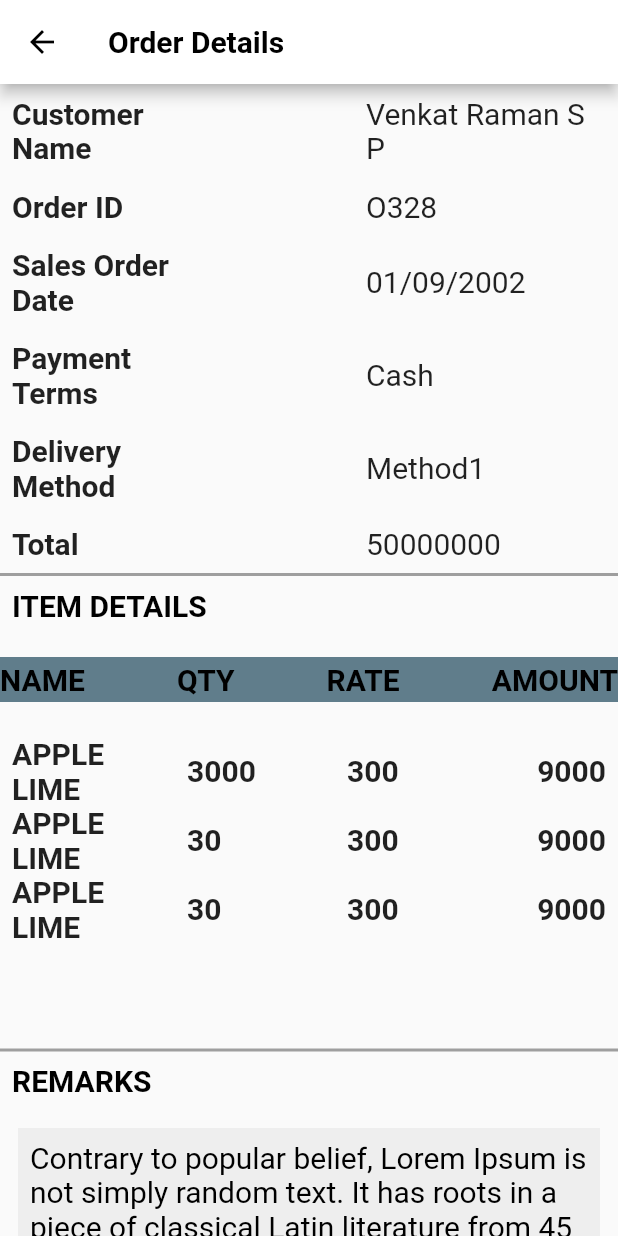
After one commit to venkatsp17/salesapp, a Flutter app: the Orders screen opened directly, after a tap on "Delivery", after a tap on "Customer Name:", on a phone screen of 412 x 824 dp. The commit adds this screen. Run offline on Flutter 3.47's test engine with Material 2 defaults, Android fonts, the phone set to English and light mode, and no system bars; our stand-ins replace csc_picker, dropdown_search, expandable.

Commit message:
COMMIT - 7

```diff
--- /dev/null
+++ b/lib/FRONTEND/Customers/Customer_Details.dart
@@ -0,0 +1,29 @@
+import 'package:flutter/material.dart';
+
+class Customerdetails extends StatefulWidget {
+  const Customerdetails({Key? key}) : super(key: key);
+
+  @override
+  State<Customerdetails> createState() => _CustomerdetailsState();
+}
+
+class _CustomerdetailsState extends State<Customerdetails> {
+  @override
+  Widget build(BuildContext context) {
+    return Scaffold(
+      appBar: AppBar(
+        iconTheme: const IconThemeData(color: Colors.black),
+        backgroundColor: Colors.white,
+        centerTitle: false,
+        title: const Text(
+          "Customer Details",
+          style: TextStyle(
+              fontWeight: FontWeight.bold, fontSize: 20, color: Colors.black),
+        ),
+      ),
+      body: Container(
+
+      ),
+    );
+  }
+}
--- /dev/null
+++ b/lib/FRONTEND/Orders/Order_Details.dart
@@ -0,0 +1,245 @@
+import 'package:flutter/material.dart';
+
+class Orderdetails extends StatefulWidget {
+  final data;
+  const Orderdetails({Key? key, this.data}) : super(key: key);
+
+  @override
+  State<Orderdetails> createState() => _OrderdetailsState();
+}
+
+class _OrderdetailsState extends State<Orderdetails> {
+
+  List data4 = [
+    {
+      "name":"APPLE LIME",
+      "qty":"3000",
+      "rate":"300",
+      "amt":"9000"
+    },
+    {
+      "name":"APPLE LIME",
+      "qty":"30",
+      "rate":"300",
+      "amt":"9000"
+    },
+    {
+      "name":"APPLE LIME",
+      "qty":"30",
+      "rate":"300",
+      "amt":"9000"
+    },
+  ];
+
+
+  @override
+  Widget build(BuildContext context) {
+    return Scaffold(
+      appBar: AppBar(
+        iconTheme: const IconThemeData(color: Colors.black),
+        backgroundColor: Colors.white,
+        centerTitle: false,
+        title: const Text(
+          "Order Details",
+          style: TextStyle(
+              fontWeight: FontWeight.bold, fontSize: 20, color: Colors.black),
+        ),
+      ),
+      body: SingleChildScrollView(
+        child: Container(
+          child: Column(
+            crossAxisAlignment: CrossAxisAlignment.start,
+            children: [
+              view("Customer Name", widget.data["customername"]),
+              view("Order ID", widget.data["orderid"]),
+              view("Sales Order Date", widget.data["date"]),
+              view("Payment Terms", widget.data["payment"]),
+              view("Delivery Method", widget.data["delivery"]),
+              view("Total", widget.data["total"]),
+              Container(
+                color: Colors.grey,
+                width: double.infinity,
+                height: 2,
+              ),
+              const Padding(
+                padding: EdgeInsets.all(8.0),
+                child: Text(
+                  "ITEM DETAILS",
+                  style: TextStyle(
+                      fontWeight: FontWeight.bold,
+                      fontSize: 20,
+                      color: Colors.black),
+                ),
+              ),
+              Padding(
+                padding: const EdgeInsets.only(top: 15.0, bottom: 15.0),
+                child: Container(
+                  color: Colors.blueGrey,
+                  width: double.infinity,
+                  height: 30,
+                  child: Row(
+                    mainAxisAlignment: MainAxisAlignment.spaceBetween,
+                    children: const [
+                      Text(
+                        "NAME",
+                        style: TextStyle(
+                            fontWeight: FontWeight.bold,
+                            fontSize: 20,
+                            color: Colors.black),
+                      ),
+                      Text(
+                        "QTY",
+                        style: TextStyle(
+                            fontWeight: FontWeight.bold,
+                            fontSize: 20,
+                            color: Colors.black),
+                      ),
+                      Text(
+                        "RATE",
+                        style: TextStyle(
+                            fontWeight: FontWeight.bold,
+                            fontSize: 20,
+                            color: Colors.black),
+                      ),
+                      Text(
+                        "AMOUNT",
+                        style: TextStyle(
+                            fontWeight: FontWeight.bold,
+                            fontSize: 20,
+                            color: Colors.black),
+                      ),
+                    ],
+                  ),
+                ),
+              ),
+              Padding(
+                padding: const EdgeInsets.all(8.0),
+                child: Container(
+                  height: 200,
+                  width: double.infinity,
+                  child: ListView.builder(
+                      itemCount: data4.length,
+                      itemBuilder: (BuildContext context, int index) {
+                    return Container(
+                      child: Row(
+                        mainAxisAlignment: MainAxisAlignment.spaceBetween,
+                        children: [
+                          SizedBox(
+                            width: 70,
+                            child: Text(
+                              data4[index]['name'],
+                              style: const TextStyle(
+                                  fontSize: 20,
+                                  fontWeight: FontWeight.bold,
+                                  ),
+                            ),
+                          ),
+                          SizedBox(
+                            width: 60,
+                            child: Text(
+                              data4[index]['qty'],
+                              style: const TextStyle(
+                                  fontSize: 20,
+                                  fontWeight: FontWeight.bold,
+                              ),
+                            ),
+                          ),
+                          SizedBox(
+                            width: 80,
+                            child: Text(
+                              data4[index]['rate'],
+                              style: const TextStyle(
+                                  fontSize: 20,
+                                  fontWeight: FontWeight.bold,
+                               ),
+                            ),
+                          ),
+                          Text(
+                            data4[index]['amt'],
+                            style: const TextStyle(
+                                fontSize: 20,
+                                fontWeight: FontWeight.bold,
+                               ),
+                          ),
+                        ],
+                      ),
+                    );
+                  }),
+                ),
+              ),
+              Container(
+                color: Colors.grey,
+                width: double.infinity,
+                height: 2,
+              ),
+              const Padding(
+                padding: EdgeInsets.all(8.0),
+                child: Text(
+                  "REMARKS",
+                  style: TextStyle(
+                      fontWeight: FontWeight.bold,
+                      fontSize: 20,
+                      color: Colors.black),
+                ),
+              ),
+              Padding(
+                padding: const EdgeInsets.all(12.0),
+                child: Container(
+                  color: Colors.grey[200],
+                  width: double.infinity,
+                  height: 200,
+                  child: const SingleChildScrollView(
+                    child: Padding(
+                      padding: EdgeInsets.all(8.0),
+                      child: Text(
+                        "Contrary to popular belief, Lorem Ipsum is not simply random text. It has roots in a piece of classical Latin literature from 45 BC, making it over 2000 years old. Richard McClintock, a Latin professor at Hampden-Sydney College in Virginia, looked up one of the more obscure Latin words, consectetur, from a Lorem Ipsum passage, and going through the cites of the word in classical literature, discovered the undoubtable source. Lorem Ipsum comes from sections 1.10.32 and 1.10.33 of de Finibus Bonorum et Malorum (The Extremes of Good and Evil) by Cicero, written in 45 BC. This book is a treatise on the theory of ethics, very popular during the Renaissance. The first line of Lorem Ipsum, Lorem ipsum dolor sit amet.., comes from a line in section 1.10.32.",
+                        style: TextStyle(
+                            fontSize: 20,
+                            color: Colors.black),
+                      ),
+                    ),
+                  ),
+                ),
+              ),
+              view("Expected Delivery Date", widget.data["date"]),
+              view("Delivery From", "XYZNEKSLDBEJKWJFESIOFESFJESOFEJOFW"),
+              SizedBox(
+                height: 50,
+              )
+            ],
+          ),
+        ),
+      ),
+    );
+  }
+
+  Widget view(Name, value) {
+    return Padding(
+      padding: const EdgeInsets.all(8.0),
+      child: Row(
+        mainAxisAlignment: MainAxisAlignment.spaceBetween,
+        children: [
+          SizedBox(
+            width: 120,
+            child: Text(
+              Name,
+              style: const TextStyle(
+                  fontSize: 20,
+                  fontWeight: FontWeight.bold,
+                 ),
+            ),
+          ),
+          SizedBox(
+            width: 160,
+            child: Text(
+              value,
+              style: const TextStyle(
+                fontSize: 20,
+              ),
+            ),
+          ),
+        ],
+      ),
+    );
+  }
+}
--- a/lib/FRONTEND/Orders/Orders.dart
+++ b/lib/FRONTEND/Orders/Orders.dart
@@ -2,6 +2,7 @@ import 'package:expandable/expandable.dart';
 import 'package:flutter/material.dart';
 import 'package:sales/FRONTEND/Customers/NewCustomer/NewCustomer.dart';
 import 'package:sales/FRONTEND/Orders/NewOrder.dart';
+import 'package:sales/FRONTEND/Orders/Order_Details.dart';
 
 class Orders extends StatefulWidget {
   const Orders({Key? key}) : super(key: key);
@@ -17,13 +18,19 @@ class _OrdersState extends State<Orders> {
       "customername": "Venkat Raman S P",
       "orderid": "O328",
       "date": "01/09/2002",
-      "status": "Not Approved"
+      "status": "Not Approved",
+      "payment": "Cash",
+      "delivery": "Method1",
+      "total":"50000000"
     },
     {
       "customername": "Venkat S P",
       "orderid": "O328",
       "date": "01/09/2002",
-      "status": "Pending"
+      "status": "Pending",
+      "payment": "Cash",
+      "delivery": "Method1",
+      "total":"50000000"
     }
   ];
   List data1 = [
@@ -31,7 +38,10 @@ class _OrdersState extends State<Orders> {
   "customername": "Venkat Raman S P",
   "orderid": "O328",
   "date": "01/09/2002",
-  "status": "Approved"
+  "status": "Approved",
+    "payment": "Cash",
+    "delivery": "Method1",
+    "total":"50000000"
 },
     ];
   List data = [
@@ -39,7 +49,10 @@ class _OrdersState extends State<Orders> {
       "customername": "Venkat Raman S P",
       "orderid": "O328",
       "date": "01/09/2002",
-      "status": "Delivered"
+      "status": "Delivered",
+      "payment": "Cash",
+      "delivery": "Method1",
+      "total":"50000000"
     },
   ];
   @override
@@ -188,7 +201,16 @@ class _OrdersState extends State<Orders> {
       child: ListView.builder(
           itemCount: cdata.length,
           itemBuilder: (BuildContext context, int index){
-            return Padding(
+            return GestureDetector(
+              onTap: (){
+                Navigator.push(
+                  context,
+                  MaterialPageRoute(
+                      builder: (context) =>
+                      Orderdetails(data: cdata[index])),
+                );
+              },
+              child: Padding(
                 padding: const EdgeInsets.only(top: 0.5),
                 child: Container(
                   height: 100,
@@ -285,6 +307,7 @@ class _OrdersState extends State<Orders> {
                     ),
                   ),
                 ),
+              ),
             );
           }
       ),
```
Lines whose indentation alone changed are shown as unchanged.
